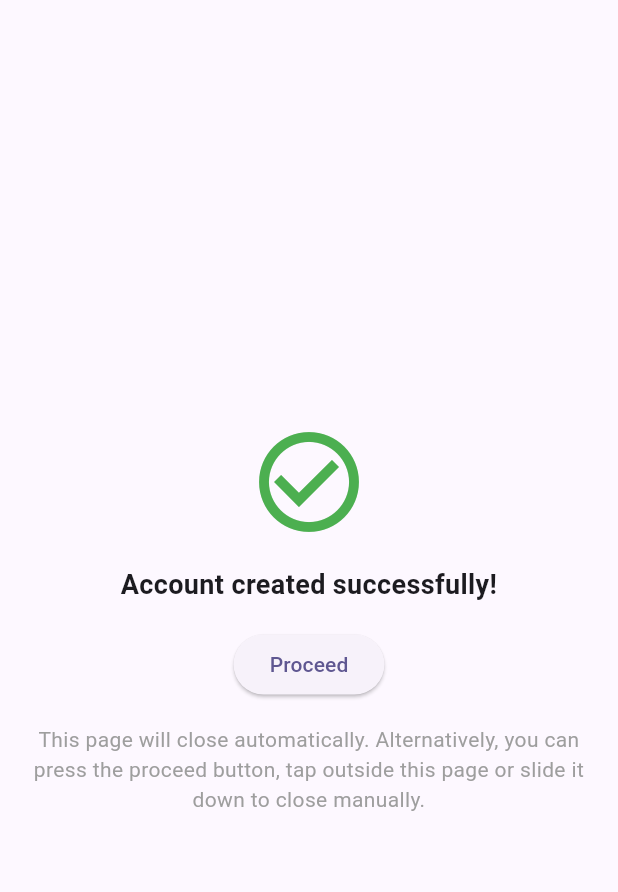
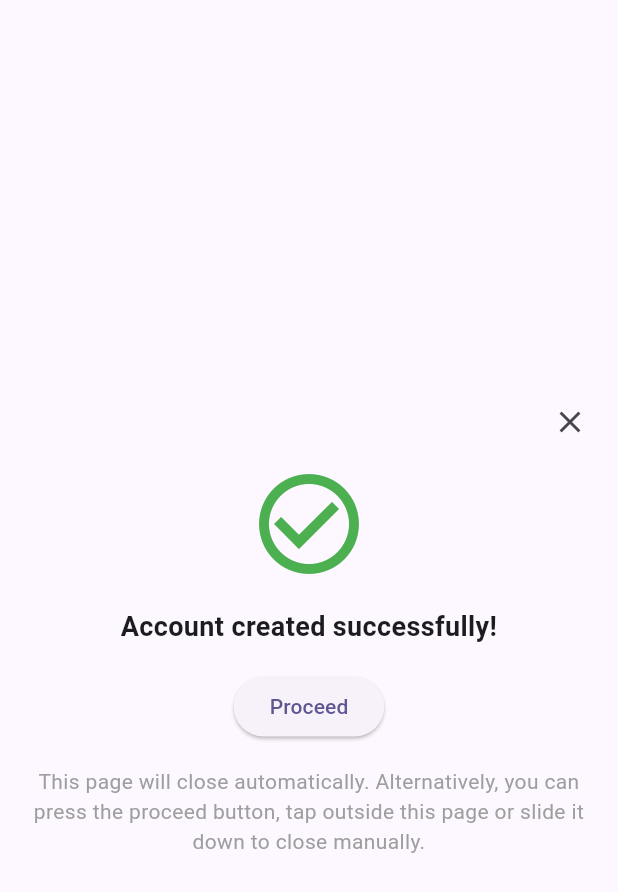
Before and after one commit to heyitsmocha/where2buy-flutter, a Flutter app: the AuthSuccessPage widget shown alone on an empty page, opened directly with empty values, on a phone screen of 412 x 824 dp. Shown: the top 892 px of the screen. Run offline on Flutter 3.47's test engine with Material 3 defaults, Android fonts, the phone set to English and light mode, and no system bars; our stand-ins replace dio, flutter_dotenv, flutter_secure_storage, geolocator, google_maps_flutter, retrofit and 1 more; accounts and stored records are empty; generated files the repository leaves out were written again; network calls fail; statements that could not run were skipped.

Commit message:
auth: added close button on top of success page

```diff
--- a/lib/features/login/presentation/auth_success_page.dart
+++ b/lib/features/login/presentation/auth_success_page.dart
@@ -39,6 +39,16 @@ class _AuthSuccessPageState extends State<AuthSuccessPage> {
       child: Column(
         mainAxisAlignment: MainAxisAlignment.center,
         children: [
+          AppBar(
+            backgroundColor: Colors.transparent,
+            automaticallyImplyLeading: false,
+            actions: [
+              IconButton(
+                icon: const Icon(Icons.close),
+                onPressed: () => Navigator.of(context).pop(),
+              ),
+            ],
+          ),
           const Icon(Icons.check_circle_outline, color: Colors.green, size: 80),
           const SizedBox(height: 16),
           ValueListenableBuilder<String>(
```
